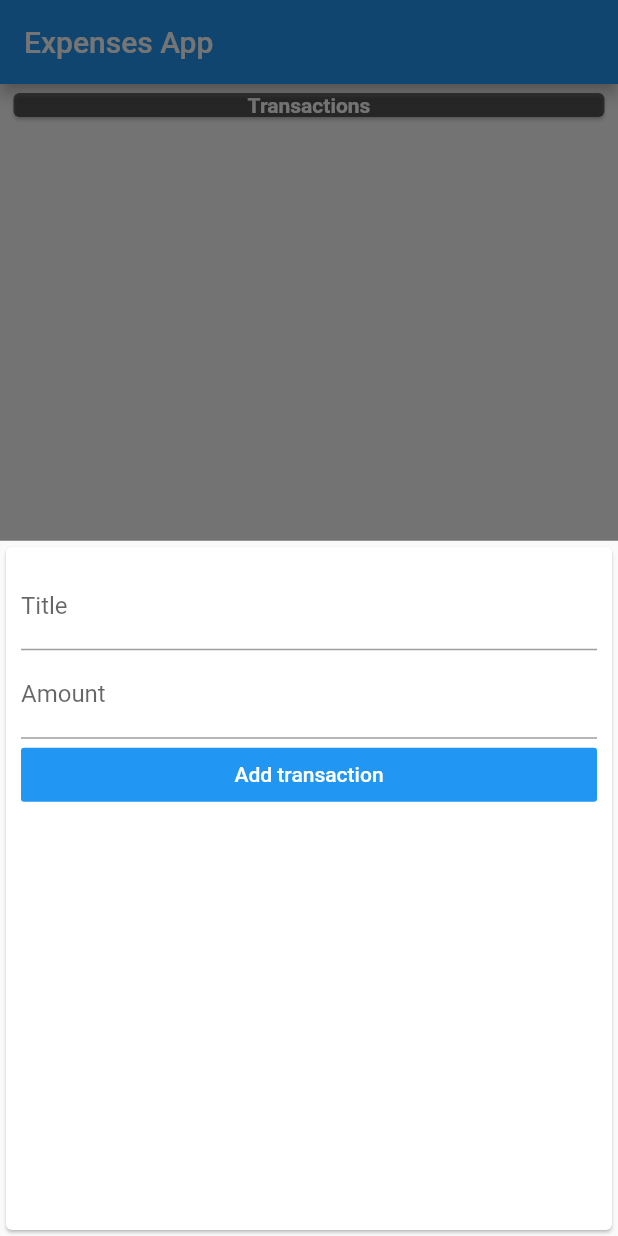
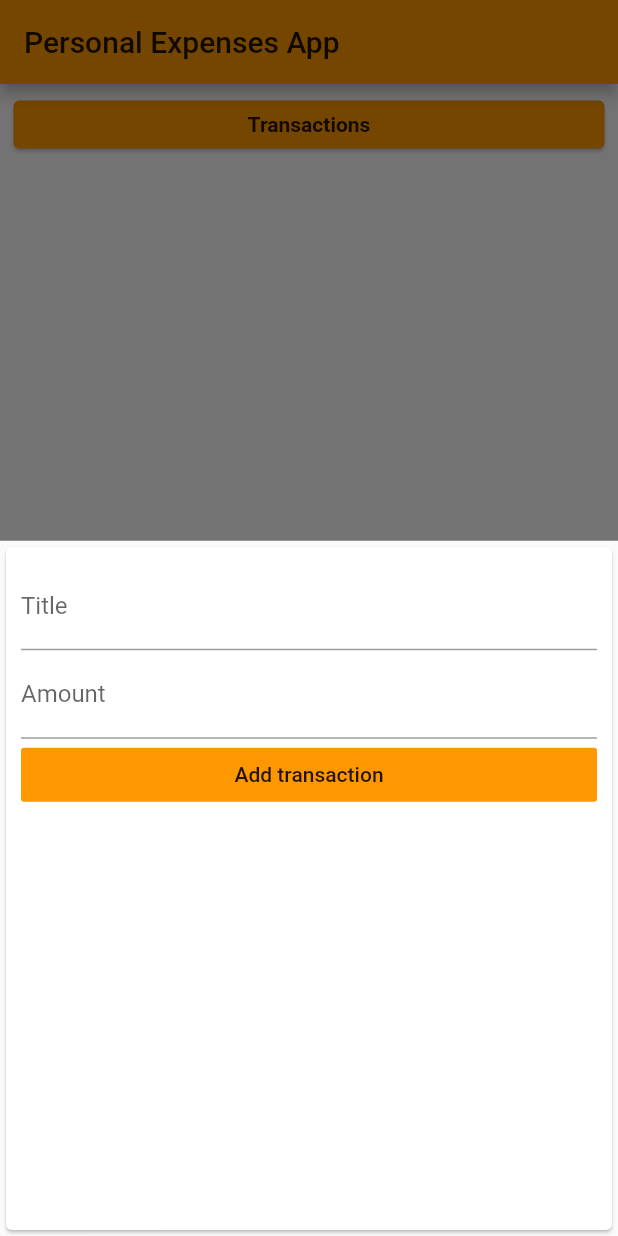
Before and after one commit to jjsebastianfuertes/PersonalExpensesApp, a Flutter app: the screen it shows after launch, after a tap on the "add" icon, on a phone screen of 412 x 824 dp. Run offline on Flutter 3.47's test engine with Material 2 defaults, Android fonts, the phone set to English and light mode, and no system bars.

Commit message:
set up theme properties

```diff
--- a/expenses_app/lib/main.dart
+++ b/expenses_app/lib/main.dart
@@ -23,7 +23,11 @@ class MyApp extends StatelessWidget {
         const Locale('en'), // English
         const Locale('es'), // Spanish
       ],
-      title: 'Expenses App',
+      title: 'Personal Expenses App',
+      theme: ThemeData(
+        primarySwatch: Colors.orange,
+        accentColor: Colors.amber,
+      ),
       home: MyHomePage(),
     );
   }
@@ -61,21 +65,25 @@ class _MyHomePageState extends State<MyHomePage> {
   Widget build(BuildContext context) {
     return Scaffold(
       appBar: AppBar(
-        title: Text('Expenses App'),
+        title: Text('Personal Expenses App'),
       ),
       body: SingleChildScrollView(
         child: Column(
           children: <Widget>[
             Container(
-              padding: EdgeInsets.symmetric(vertical: 2, horizontal: 5),
+              padding: EdgeInsets.symmetric(vertical: 7, horizontal: 5),
               width: double.infinity,
               child: Card(
-                color: Colors.black54,
+                color: Theme.of(context).primaryColor,
                 child: Center(
-                  child: Text(
-                    'Transactions',
-                    style: TextStyle(
-                        fontWeight: FontWeight.bold, color: Colors.white),
+                  child: Padding(
+                    padding: const EdgeInsets.all(8.0),
+                    child: Text(
+                      'Transactions',
+                      style: TextStyle(
+                        fontWeight: FontWeight.bold,
+                      ),
+                    ),
                   ),
                 ),
               ),
--- a/expenses_app/lib/widgets/new_transaction.dart
+++ b/expenses_app/lib/widgets/new_transaction.dart
@@ -34,8 +34,7 @@ class _NewTransactionState extends State<NewTransaction> {
               width: double.infinity,
               child: FlatButton(
                   child: Text('Add transaction'),
-                  color: Colors.blue,
-                  textColor: Colors.white,
+                  color: Theme.of(context).primaryColor,
                   onPressed: () {
                     widget.addTx(
                       titleController.text,
--- a/expenses_app/lib/widgets/transaction_list.dart
+++ b/expenses_app/lib/widgets/transaction_list.dart
@@ -21,7 +21,8 @@ class TransactionList extends StatelessWidget {
                 children: <Widget>[
                   Container(
                     decoration: BoxDecoration(
-                      border: Border.all(color: Colors.black54, width: 2),
+                      border: Border.all(
+                          color: Theme.of(context).primaryColor, width: 2),
                     ),
                     padding: EdgeInsets.symmetric(vertical: 10, horizontal: 40),
                     child: Text(
@@ -29,7 +30,7 @@ class TransactionList extends StatelessWidget {
                       style: TextStyle(
                           fontWeight: FontWeight.bold,
                           fontSize: 20,
-                          color: Colors.blueAccent),
+                          color: Theme.of(context).primaryColorDark),
                     ),
                   ),
                   Container(
```
